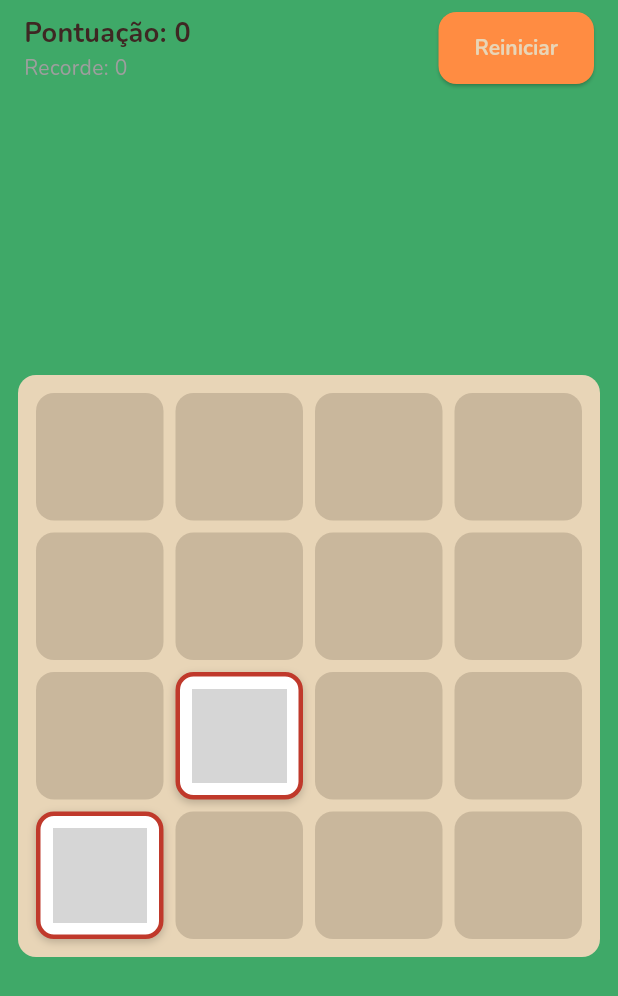
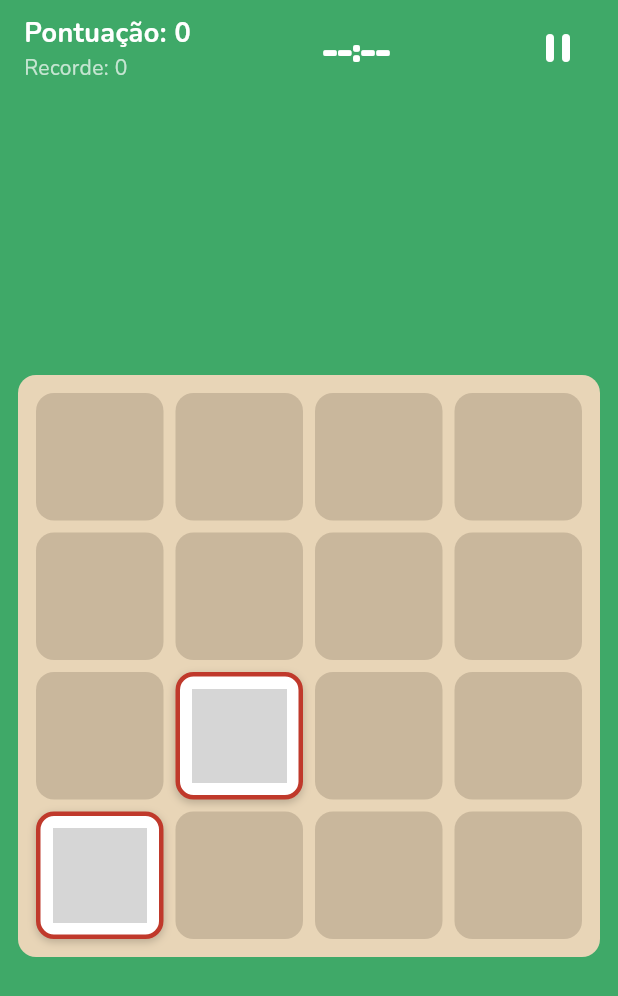
Before and after one commit to g1uliano/capivara_2048, a Flutter app: the screen it shows after launch, on a phone screen of 412 x 824 dp. Shown: the top 996 px of the screen. Run offline on Flutter 3.47's test engine with Material 3 defaults, Android fonts, the phone set to English and light mode, and no system bars; our stand-ins replace flutter_riverpod, google_fonts; grey boxes are pictures that could not be loaded.

Commit message:
feat: update ScorePanel — timer display + pause button

```diff
--- a/lib/presentation/widgets/score_panel.dart
+++ b/lib/presentation/widgets/score_panel.dart
@@ -1,13 +1,24 @@
 import 'package:flutter/material.dart';
 import 'package:flutter_riverpod/flutter_riverpod.dart';
+import 'package:google_fonts/google_fonts.dart';
 import '../controllers/game_notifier.dart';
 
 class ScorePanel extends ConsumerWidget {
   const ScorePanel({super.key});
 
+  String _formatTime(int elapsedMs) {
+    if (elapsedMs == 0) return '--:--';
+    final totalSeconds = elapsedMs ~/ 1000;
+    final minutes = totalSeconds ~/ 60;
+    final seconds = totalSeconds % 60;
+    return '${minutes.toString().padLeft(2, '0')}:${seconds.toString().padLeft(2, '0')}';
+  }
+
   @override
   Widget build(BuildContext context, WidgetRef ref) {
     final state = ref.watch(gameProvider);
+    final notifier = ref.read(gameProvider.notifier);
+
     return Padding(
       padding: const EdgeInsets.symmetric(horizontal: 16, vertical: 8),
       child: Row(
@@ -16,15 +27,35 @@ class ScorePanel extends ConsumerWidget {
           Column(
             crossAxisAlignment: CrossAxisAlignment.start,
             children: [
-              Text('Pontuação: ${state.score}',
-                  style: const TextStyle(fontSize: 18, fontWeight: FontWeight.bold)),
-              Text('Recorde: ${state.highScore}',
-                  style: const TextStyle(fontSize: 14, color: Colors.grey)),
+              Text(
+                'Pontuação: ${state.score}',
+                style: GoogleFonts.nunito(
+                  fontSize: 18,
+                  fontWeight: FontWeight.bold,
+                  color: Colors.white,
+                ),
+              ),
+              Text(
+                'Recorde: ${state.highScore}',
+                style: GoogleFonts.nunito(
+                  fontSize: 14,
+                  color: Colors.white70,
+                ),
+              ),
             ],
           ),
-          ElevatedButton(
-            onPressed: () => ref.read(gameProvider.notifier).restart(),
-            child: const Text('Reiniciar'),
+          Text(
+            _formatTime(state.elapsedMs),
+            style: GoogleFonts.fredoka(
+              fontSize: 24,
+              fontWeight: FontWeight.bold,
+              color: Colors.white,
+            ),
+          ),
+          IconButton(
+            icon: const Icon(Icons.pause_rounded, color: Colors.white),
+            iconSize: 32,
+            onPressed: state.isGameOver ? null : notifier.pause,
           ),
         ],
       ),
```
